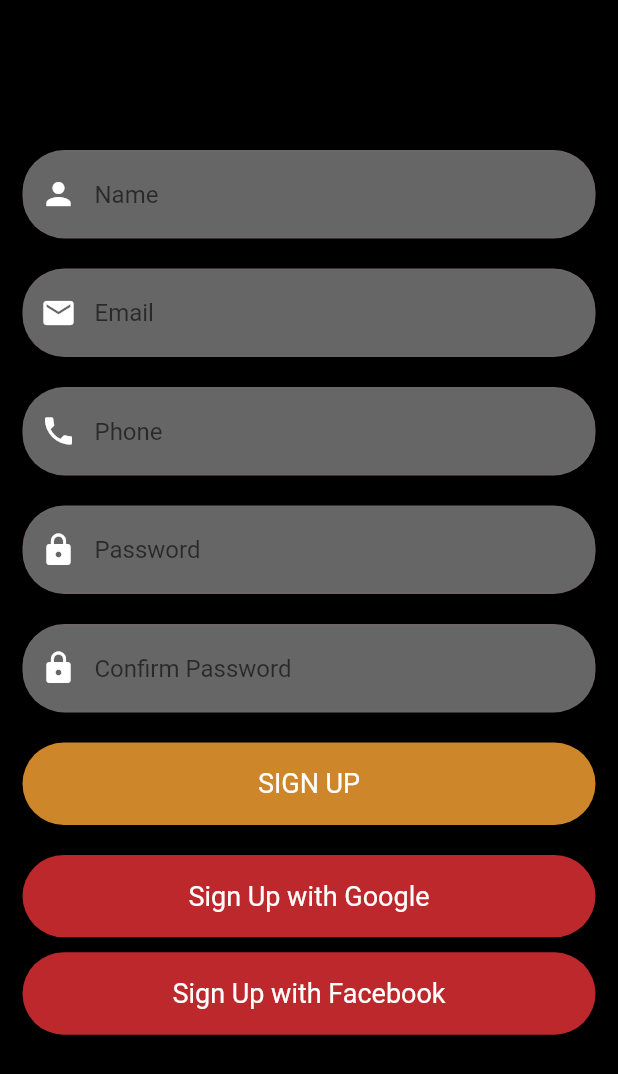
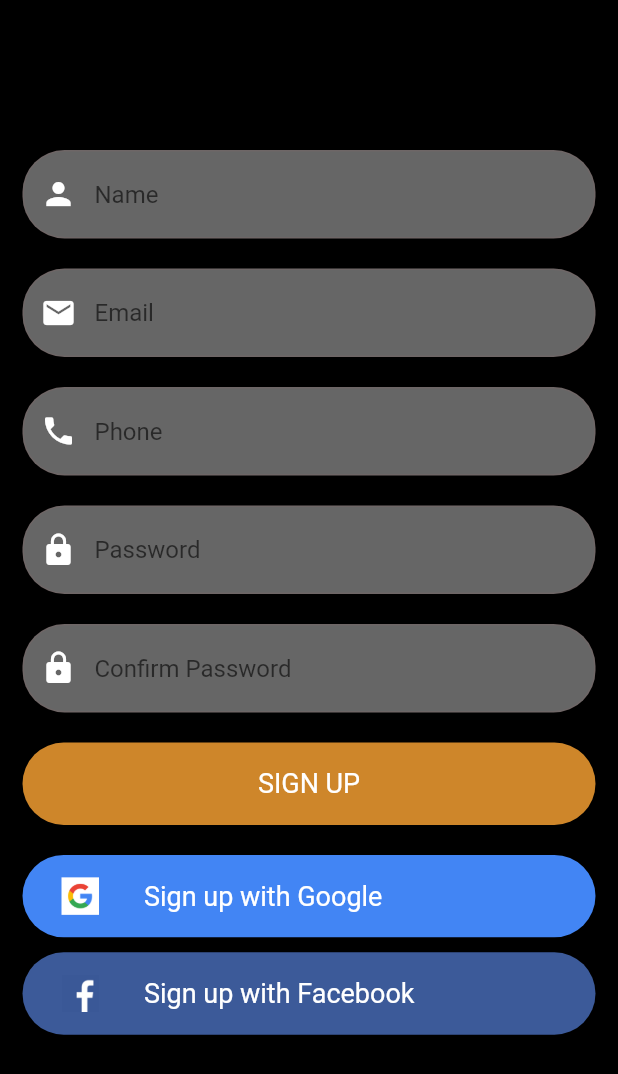
Before and after one commit to SparkoSol/Toppers-Pakistan-App-AndroidX, a Flutter app: the SignUp screen opened directly, on a phone screen of 412 x 824 dp. Shown: the top 1074 px of the screen. Run offline on Flutter 3.47's test engine with Material 2 defaults, Android fonts, the phone set to English and light mode, and no system bars; our stand-ins replace carousel_slider, cloud_firestore, connectivity, date_format, firebase_auth, firebase_messaging and 4 more; missing offline and left inert: dart:ffi, flutter_facebook_login; accounts and stored records are empty.

Commit message:
commit before rate module

```diff
--- a/lib/pages/signup.dart
+++ b/lib/pages/signup.dart
@@ -362,14 +362,29 @@ class _SignUpState extends State<SignUp> {
                     shape: RoundedRectangleBorder(
                       borderRadius: new BorderRadius.circular(28.0),
                     ),
-                    color: Color(0xffBC282B),
-                    child: Text(
-                      "Sign Up with Google",
+                    color: Color(0xff4285F4),
+                    child:  Row(
+                        children: <Widget>[
+                          Container(
+                            margin: EdgeInsets.all(10),
+                            color: Colors.white,
+                            child:Image.asset(
+                              'images/google1.png',
+                              width: 25,
+                            ),
+                          ),
+                          SizedBox(
+                            width: 20,
+                          ),
+                          Text(
+                            "Sign up with Google",
                             style: TextStyle(
                               color: Colors.white,
                               fontSize: 18,
                               fontWeight: FontWeight.w400,
                             ),
+                          ),
+                        ],
                       ),
                     onPressed: () async {
                       await FirebaseAuthentication.googleAuth(
@@ -487,14 +502,28 @@ class _SignUpState extends State<SignUp> {
                     shape: RoundedRectangleBorder(
                       borderRadius: new BorderRadius.circular(28.0),
                     ),
-                    color: Color(0xffBC282B),
-                    child: Text(
-                      "Sign Up with Facebook",
+                    color: Color(0xff3C5A99),
+                    child: Row(
+                        children: <Widget>[
+                          Container(
+                            margin: EdgeInsets.all(10),
+                            child:Image.asset(
+                              'images/facebook2.png',
+                              width: 25,
+                            ),
+                          ),
+                          SizedBox(
+                            width: 20,
+                          ),
+                          Text(
+                            "Sign up with Facebook",
                             style: TextStyle(
                               color: Colors.white,
                               fontSize: 18,
                               fontWeight: FontWeight.w400,
                             ),
+                          ),
+                        ],
                       ),
                     onPressed: () async {
                       await FirebaseAuthentication.facebookAuth((user) async {
--- a/pubspec.yaml
+++ b/pubspec.yaml
@@ -62,6 +62,12 @@ flutter:
    - images/LogoWhite.png
    - images/LogoTrans.png
    - images/LogoHD.png
+   - images/google.png
+   - images/google1.png
+   - images/facebook.png
+   - images/facebook1.png
+   - images/facebook2.png
+
   #  - images/a_dot_ham.jpeg
 
   # An image asset can refer to one or more resolution-specific "variants", see
```
Also changed, not shown: lib/pages/signin.dart (+35 -6 lines), images/facebook.png (added), images/facebook1.png (added), images/facebook2.png (added), images/google.png (added), images/google1.png (added). Lines whose indentation alone changed are shown as unchanged.
